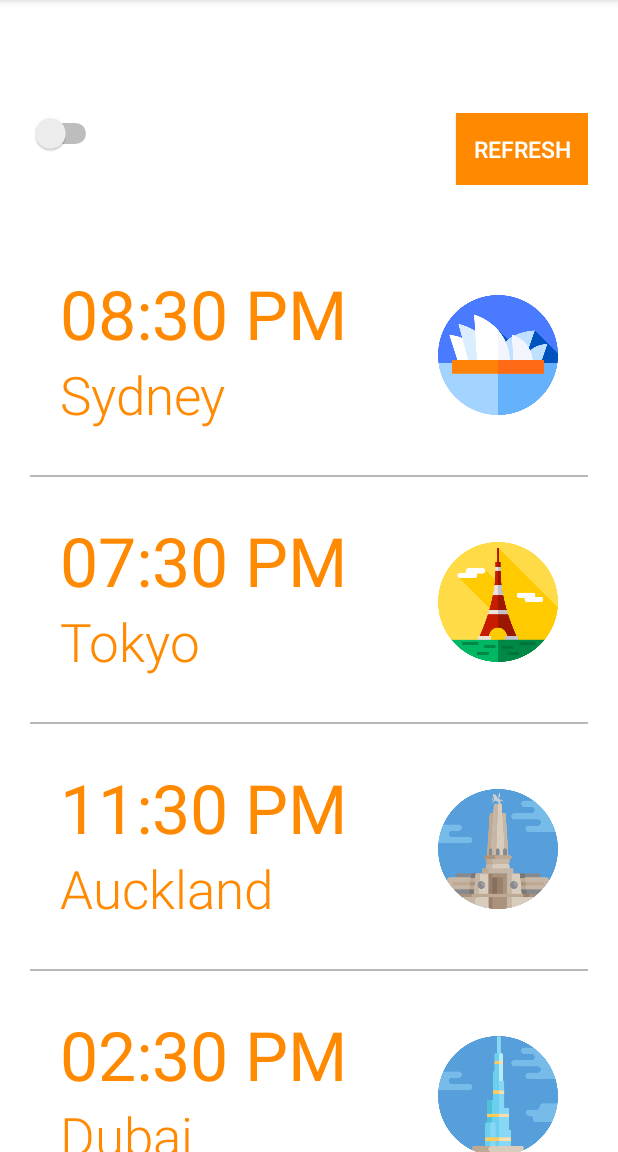
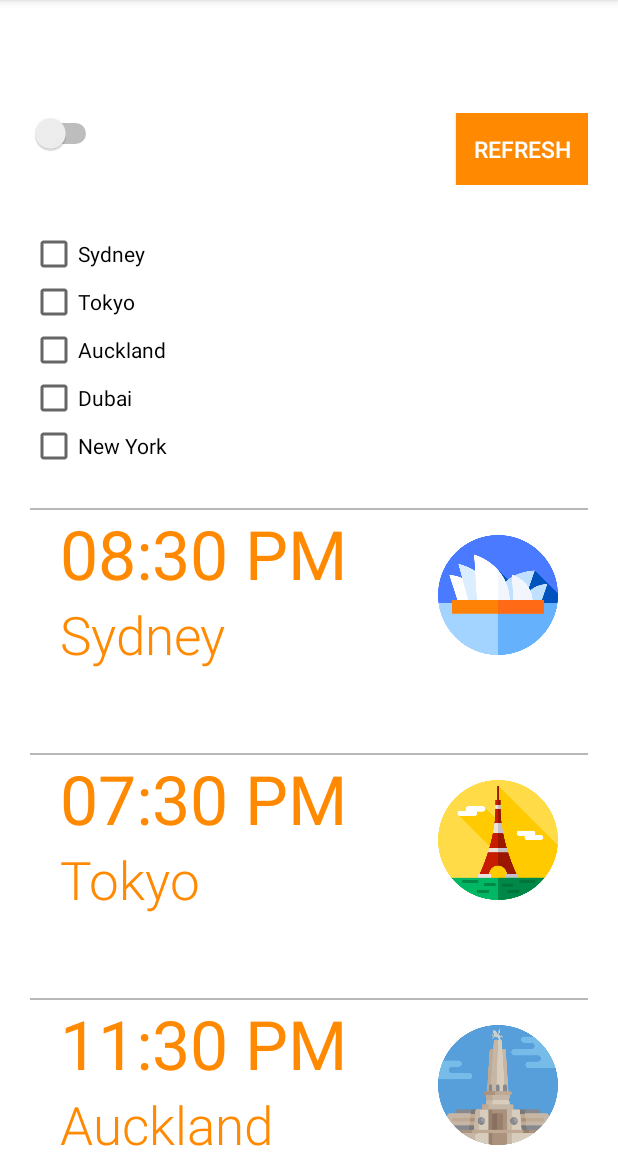
Before and after one commit to nicky951/INFS3634Assignment1, an Android app: the screen it shows after launch (MainActivity), on a phone screen of 412 x 824 dp, the part 84-1236 px from its top. Run offline under Robolectric (Android 15) with nearby library versions, the phone set to English and light mode, and no system bars.

Commit message:
Update with checkboxes that show/hide times

```diff
--- a/app/src/main/java/com/example/infs3634assignment1/MainActivity.java
+++ b/app/src/main/java/com/example/infs3634assignment1/MainActivity.java
@@ -3,6 +3,8 @@ package com.example.infs3634assignment1;
 import androidx.appcompat.app.AppCompatActivity;
 import android.os.Bundle;
 import android.view.View;
+import android.widget.CheckBox;
+import android.widget.CompoundButton;
 import android.widget.Switch;
 import android.widget.TextView;
 
@@ -60,6 +62,91 @@ public class MainActivity extends AppCompatActivity {
                     twentyFourHour();
                 } else if (!changeTime.isChecked()) {
                     twelveHour();
+                }
+            }
+        });
+
+        CheckBox sydneyCheck;
+        sydneyCheck = findViewById(R.id.sydneyCheck);
+
+        sydneyCheck.setOnCheckedChangeListener(new CompoundButton.OnCheckedChangeListener() {
+
+            @Override
+            public void onCheckedChanged(CompoundButton buttonView, boolean isChecked) {
+                View sydneyView = findViewById(R.id.sydneyView);
+                if(isChecked){
+                    sydneyView.setVisibility(View.INVISIBLE);
+                    sydneyView.setVisibility(View.GONE);
+                } else if(!isChecked){
+                    sydneyView.setVisibility(View.VISIBLE);
+                }
+            }
+        });
+
+        CheckBox tokyoCheck;
+        tokyoCheck = findViewById(R.id.tokyoCheck);
+
+        tokyoCheck.setOnCheckedChangeListener(new CompoundButton.OnCheckedChangeListener() {
+
+            @Override
+            public void onCheckedChanged(CompoundButton buttonView, boolean isChecked) {
+                View tokyoView = findViewById(R.id.tokyoView);
+                if(isChecked){
+                    tokyoView.setVisibility(View.INVISIBLE);
+                    tokyoView.setVisibility(View.GONE);
+                } else if(!isChecked){
+                    tokyoView.setVisibility(View.VISIBLE);
+                }
+            }
+        });
+
+        CheckBox aucklandCheck;
+        aucklandCheck = findViewById(R.id.aucklandCheck);
+
+        aucklandCheck.setOnCheckedChangeListener(new CompoundButton.OnCheckedChangeListener() {
+
+            @Override
+            public void onCheckedChanged(CompoundButton buttonView, boolean isChecked) {
+                View aucklandView = findViewById(R.id.aucklandView);
+                if(isChecked){
+                    aucklandView.setVisibility(View.INVISIBLE);
+                    aucklandView.setVisibility(View.GONE);
+                } else if(!isChecked){
+                    aucklandView.setVisibility(View.VISIBLE);
+                }
+            }
+        });
+
+        CheckBox dubaiCheck;
+        dubaiCheck = findViewById(R.id.dubaiCheck);
+
+        dubaiCheck.setOnCheckedChangeListener(new CompoundButton.OnCheckedChangeListener() {
+
+            @Override
+            public void onCheckedChanged(CompoundButton buttonView, boolean isChecked) {
+                View dubaiView = findViewById(R.id.dubaiView);
+                if(isChecked){
+                    dubaiView.setVisibility(View.INVISIBLE);
+                    dubaiView.setVisibility(View.GONE);
+                } else if(!isChecked){
+                    dubaiView.setVisibility(View.VISIBLE);
+                }
+            }
+        });
+
+        CheckBox newyorkCheck;
+        newyorkCheck = findViewById(R.id.newyorkCheck);
+
+        newyorkCheck.setOnCheckedChangeListener(new CompoundButton.OnCheckedChangeListener() {
+
+            @Override
+            public void onCheckedChanged(CompoundButton buttonView, boolean isChecked) {
+                View newyorkView = findViewById(R.id.newyorkView);
+                if(isChecked){
+                    newyorkView.setVisibility(View.INVISIBLE);
+                    newyorkView.setVisibility(View.GONE);
+                } else if(!isChecked){
+                    newyorkView.setVisibility(View.VISIBLE);
                 }
             }
         });
--- a/app/src/main/res/layout/activity_main.xml
+++ b/app/src/main/res/layout/activity_main.xml
@@ -26,16 +26,12 @@
         android:paddingBottom="20dp">
 
         <include layout="@layout/header"/>
+        <include layout="@layout/checkbox"/>
         <include layout="@layout/sydney_time"/>
-        <include layout="@layout/divider"/>
         <include layout="@layout/tokyo_time"/>
-        <include layout="@layout/divider"/>
         <include layout="@layout/auckland_time"/>
-        <include layout="@layout/divider"/>
         <include layout="@layout/dubai_time"/>
-        <include layout="@layout/divider"/>
         <include layout="@layout/newyork_time"/>
-        <include layout="@layout/divider"/>
 
     </LinearLayout>
 </ScrollView>
--- a/app/src/main/res/layout/auckland_time.xml
+++ b/app/src/main/res/layout/auckland_time.xml
@@ -3,6 +3,7 @@
     xmlns:android="http://schemas.android.com/apk/res/android"
     xmlns:tools="http://schemas.android.com/tools"
     xmlns:app="http://schemas.android.com/apk/res-auto"
+    android:id="@+id/aucklandView"
     android:layout_width="fill_parent"
     android:layout_height="wrap_content"
     android:background="#FFFFFF"
@@ -43,4 +44,6 @@
         app:layout_constraintRight_toRightOf="parent">
     </ImageView>
 
+    <include layout="@layout/divider"/>
+
 </androidx.constraintlayout.widget.ConstraintLayout>
--- /dev/null
+++ b/app/src/main/res/layout/checkbox.xml
@@ -0,0 +1,53 @@
+<?xml version="1.0" encoding="utf-8"?>
+<LinearLayout xmlns:android="http://schemas.android.com/apk/res/android"
+    xmlns:app="http://schemas.android.com/apk/res-auto"
+    android:layout_width="match_parent"
+    android:layout_height="wrap_content"
+    android:orientation="vertical">
+
+    <CheckBox
+        android:id="@+id/sydneyCheck"
+        android:layout_width="wrap_content"
+        android:layout_height="wrap_content"
+        android:text="Sydney"
+        app:layout_constraintStart_toStartOf="parent"
+        app:layout_constraintTop_toTopOf="parent">
+    </CheckBox>
+
+    <CheckBox
+        android:id="@+id/tokyoCheck"
+        android:layout_width="wrap_content"
+        android:layout_height="wrap_content"
+        android:text="Tokyo"
+        app:layout_constraintStart_toStartOf="parent"
+        app:layout_constraintTop_toTopOf="@id/sydneyCheck">
+    </CheckBox>
+
+    <CheckBox
+        android:id="@+id/aucklandCheck"
+        android:layout_width="wrap_content"
+        android:layout_height="wrap_content"
+        android:text="Auckland"
+        app:layout_constraintStart_toStartOf="parent"
+        app:layout_constraintTop_toTopOf="@id/tokyoCheck">
+    </CheckBox>
+
+    <CheckBox
+        android:id="@+id/dubaiCheck"
+        android:layout_width="wrap_content"
+        android:layout_height="wrap_content"
+        android:text="Dubai"
+        app:layout_constraintStart_toStartOf="parent"
+        app:layout_constraintTop_toTopOf="@id/aucklandCheck">
+    </CheckBox>
+
+    <CheckBox
+        android:id="@+id/newyorkCheck"
+        android:layout_width="wrap_content"
+        android:layout_height="wrap_content"
+        android:text="New York"
+        app:layout_constraintStart_toStartOf="parent"
+        app:layout_constraintTop_toTopOf="@id/dubaiCheck">
+    </CheckBox>
+
+</LinearLayout>
--- a/app/src/main/res/layout/dubai_time.xml
+++ b/app/src/main/res/layout/dubai_time.xml
@@ -3,6 +3,7 @@
     xmlns:android="http://schemas.android.com/apk/res/android"
     xmlns:tools="http://schemas.android.com/tools"
     xmlns:app="http://schemas.android.com/apk/res-auto"
+    android:id="@+id/dubaiView"
     android:layout_width="fill_parent"
     android:layout_height="wrap_content"
     android:background="#FFFFFF"
@@ -43,4 +44,6 @@
         app:layout_constraintRight_toRightOf="parent">
     </ImageView>
 
+    <include layout="@layout/divider"/>
+
 </androidx.constraintlayout.widget.ConstraintLayout>
--- a/app/src/main/res/layout/newyork_time.xml
+++ b/app/src/main/res/layout/newyork_time.xml
@@ -3,6 +3,7 @@
     xmlns:android="http://schemas.android.com/apk/res/android"
     xmlns:tools="http://schemas.android.com/tools"
     xmlns:app="http://schemas.android.com/apk/res-auto"
+    android:id="@+id/newyorkView"
     android:layout_width="fill_parent"
     android:layout_height="wrap_content"
     android:background="#FFFFFF"
@@ -43,4 +44,6 @@
         app:layout_constraintRight_toRightOf="parent">
     </ImageView>
 
+    <include layout="@layout/divider"/>
+
 </androidx.constraintlayout.widget.ConstraintLayout>
--- a/app/src/main/res/layout/sydney_time.xml
+++ b/app/src/main/res/layout/sydney_time.xml
@@ -3,6 +3,7 @@
     xmlns:android="http://schemas.android.com/apk/res/android"
     xmlns:tools="http://schemas.android.com/tools"
     xmlns:app="http://schemas.android.com/apk/res-auto"
+    android:id="@+id/sydneyView"
     android:layout_width="fill_parent"
     android:layout_height="wrap_content"
     android:background="#FFFFFF"
@@ -43,4 +44,6 @@
         app:layout_constraintRight_toRightOf="parent">
     </ImageView>
 
+    <include layout="@layout/divider"/>
+
 </androidx.constraintlayout.widget.ConstraintLayout>
--- a/app/src/main/res/layout/tokyo_time.xml
+++ b/app/src/main/res/layout/tokyo_time.xml
@@ -3,6 +3,7 @@
     xmlns:android="http://schemas.android.com/apk/res/android"
     xmlns:tools="http://schemas.android.com/tools"
     xmlns:app="http://schemas.android.com/apk/res-auto"
+    android:id="@+id/tokyoView"
     android:layout_width="fill_parent"
     android:layout_height="wrap_content"
     android:background="#FFFFFF"
@@ -43,4 +44,6 @@
         app:layout_constraintRight_toRightOf="parent">
     </ImageView>
 
+    <include layout="@layout/divider"/>
+
 </androidx.constraintlayout.widget.ConstraintLayout>
```
Also changed, not shown: 94 other files.
